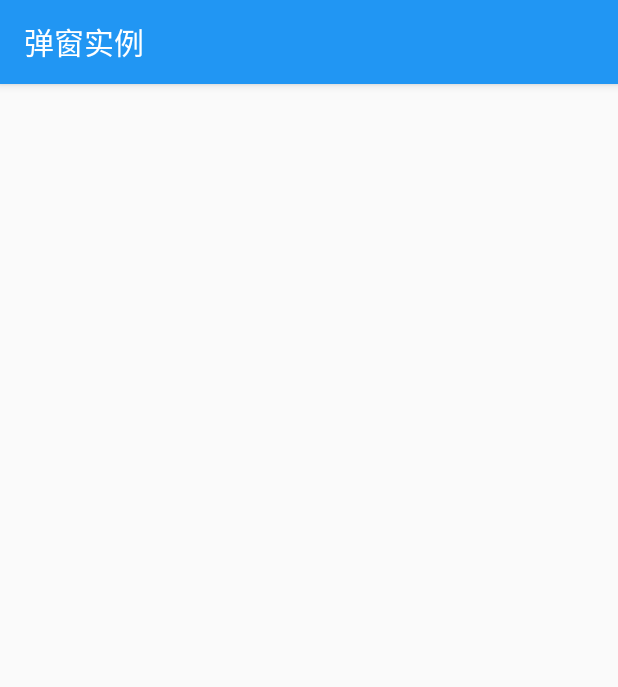
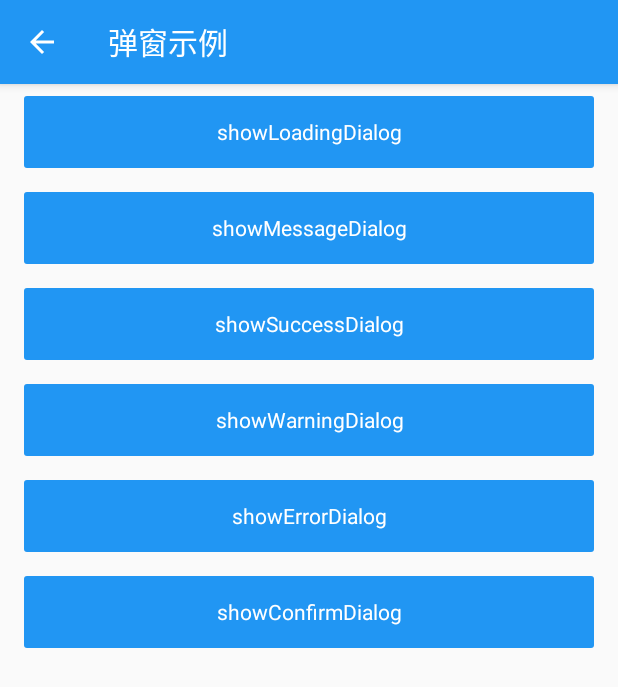
Before and after one commit to aohanyao/Android-development-framework-evolution, an Android app: the DialogExampleActivity screen opened directly, with no data from a screen before it, on a phone screen of 412 x 824 dp. Shown: the top 687 px of the screen. Run offline under Robolectric (Android 15) with nearby library versions, the phone set to English and light mode, and no system bars.

Commit message:
add DialogExampleActivity
add DialogExampleActivity

```diff
--- a/app/src/main/java/com/road/of/android/moudle/example/DialogExampleActivity.java
+++ b/app/src/main/java/com/road/of/android/moudle/example/DialogExampleActivity.java
@@ -1,20 +1,100 @@
 package com.road.of.android.moudle.example;
 
 import android.os.Bundle;
+import android.support.v7.app.AlertDialog;
 import android.support.v7.app.AppCompatActivity;
 import android.support.v7.widget.Toolbar;
+import android.view.View;
+import android.widget.Toast;
 
 import com.road.of.android.R;
+import com.td.framework.module.dialog.DialogHelper;
+import com.td.framework.module.dialog.inf.OnDialogCancelListener;
+import com.td.framework.module.dialog.inf.OnDialogConfirmListener;
 
-public class DialogExampleActivity extends AppCompatActivity {
+public class DialogExampleActivity extends AppCompatActivity implements OnDialogCancelListener {
+
+    private DialogHelper mDialogHelper;
 
     @Override
     protected void onCreate(Bundle savedInstanceState) {
         super.onCreate(savedInstanceState);
         setContentView(R.layout.activity_dialog_example);
+        initToolBar();
+
+        if (mDialogHelper == null) {
+            mDialogHelper = new DialogHelper(DialogExampleActivity.this, this);
+        }
+    }
+
+    /**
+     * toolbar
+     */
+    private void initToolBar() {
         Toolbar toolbar = (Toolbar) findViewById(R.id.toolbar);
+        toolbar.setNavigationIcon(R.drawable.ic_arrow_back_white_24dp);
+        toolbar.setNavigationOnClickListener(new View.OnClickListener() {
+            @Override
+            public void onClick(View v) {
+                finish();
+            }
+        });
         setSupportActionBar(toolbar);
+    }
+
+
+    public void showLoadingDialog(View view) {
+        mDialogHelper.showLoadingDialog("LoadingDialog");
+    }
+
+    public void showMessageDialog(View view) {
+        mDialogHelper.showMessageDialog("MessageDialog", new OnDialogConfirmListener() {
+            @Override
+            public void onDialogConfirmListener(AlertDialog dialog) {
+                showToast("MessageDialog callBack");
+            }
+        });
+    }
+
+    public void showSuccessDialog(View view) {
+        mDialogHelper.showSuccessDialog("SuccessDialog", new OnDialogConfirmListener() {
+            @Override
+            public void onDialogConfirmListener(AlertDialog dialog) {
+                showToast("SuccessDialog callBack");
+            }
+        });
+    }
+
+    public void showWarningDialog(View view) {
+        mDialogHelper.showWarningDialog("WarningDialog", new OnDialogConfirmListener() {
+            @Override
+            public void onDialogConfirmListener(AlertDialog dialog) {
+                showToast("WarningDialog callBack");
+            }
+        });
+    }
+
+    public void showErrorDialog(View view) {
+        mDialogHelper.showErrorDialog("ErrorDialog", new OnDialogConfirmListener() {
+            @Override
+            public void onDialogConfirmListener(AlertDialog dialog) {
+                showToast("ErrorDialog callBack");
+            }
+        });
+    }
+
+    public void showConfirmDialog(View view) {
+//        mDialogHelper.showConfirmDialog("ConfirmDialog");
+    }
+
+
+    private void showToast(String msg) {
+        Toast.makeText(this, msg, Toast.LENGTH_SHORT).show();
 
     }
 
+    @Override
+    public void onDialogCancelListener(AlertDialog dialog) {
+        Toast.makeText(this, "弹窗关闭", Toast.LENGTH_SHORT).show();
+    }
 }
--- /dev/null
+++ b/app/src/main/res/drawable/ic_arrow_back_white_24dp.xml
@@ -0,0 +1,5 @@
+<vector android:height="24dp" android:tint="#FFFFFF"
+    android:viewportHeight="24.0" android:viewportWidth="24.0"
+    android:width="24dp" xmlns:android="http://schemas.android.com/apk/res/android">
+    <path android:fillColor="#FF000000" android:pathData="M20,11H7.83l5.59,-5.59L12,4l-8,8 8,8 1.41,-1.41L7.83,13H20v-2z"/>
+</vector>
--- a/app/src/main/res/layout/content_dialog_example.xml
+++ b/app/src/main/res/layout/content_dialog_example.xml
@@ -1,5 +1,5 @@
 <?xml version="1.0" encoding="utf-8"?>
-<LinearLayout xmlns:android="http://schemas.android.com/apk/res/android"
+<android.support.v4.widget.NestedScrollView xmlns:android="http://schemas.android.com/apk/res/android"
     xmlns:app="http://schemas.android.com/apk/res-auto"
     xmlns:tools="http://schemas.android.com/tools"
     android:layout_width="match_parent"
@@ -9,4 +9,43 @@
     tools:context=".moudle.example.DialogExampleActivity"
     tools:showIn="@layout/activity_dialog_example">
 
-</LinearLayout>
+
+    <LinearLayout
+        android:layout_width="match_parent"
+        android:layout_height="wrap_content"
+        android:orientation="vertical">
+
+        <TextView
+            style="@style/ButtonClickStyle"
+            android:onClick="showLoadingDialog"
+            android:text="showLoadingDialog" />
+
+        <TextView
+            style="@style/ButtonClickStyle"
+            android:onClick="showMessageDialog"
+            android:text="showMessageDialog" />
+
+        <TextView
+            style="@style/ButtonClickStyle"
+            android:onClick="showSuccessDialog"
+            android:text="showSuccessDialog" />
+
+        <TextView
+            style="@style/ButtonClickStyle"
+            android:onClick="showWarningDialog"
+            android:text="showWarningDialog" />
+
+        <TextView
+            style="@style/ButtonClickStyle"
+            android:onClick="showErrorDialog"
+            android:text="showErrorDialog" />
+
+        <TextView
+            style="@style/ButtonClickStyle"
+            android:onClick="showConfirmDialog"
+            android:text="showConfirmDialog" />
+
+
+    </LinearLayout>
+
+</android.support.v4.widget.NestedScrollView>
--- a/app/src/main/res/values/strings.xml
+++ b/app/src/main/res/values/strings.xml
@@ -1,5 +1,5 @@
 <resources>
     <string name="app_name">RoadOfAndroid</string>
     <string name="action_settings">Settings</string>
-    <string name="title_activity_dialog_example">弹窗实例</string>
+    <string name="title_activity_dialog_example">弹窗示例</string>
 </resources>
--- a/app/src/main/res/values/styles.xml
+++ b/app/src/main/res/values/styles.xml
@@ -17,4 +17,16 @@
 
     <style name="AppTheme.PopupOverlay" parent="ThemeOverlay.AppCompat.Light" />
 
+    <style name="ButtonClickStyle">
+        <item name="android:layout_width">match_parent</item>
+        <item name="android:layout_height">48dp</item>
+        <item name="android:layout_marginBottom">8dp</item>
+        <item name="android:layout_marginTop">8dp</item>
+        <item name="android:layout_marginLeft">@dimen/margin</item>
+        <item name="android:layout_marginRight">@dimen/margin</item>
+        <item name="android:background">@drawable/bg_login_botton</item>
+        <item name="android:gravity">center</item>
+        <item name="android:textColor">@color/white</item>
+    </style>
+
 </resources>
--- a/library-core/src/main/java/com/td/framework/module/dialog/DialogHelper.java
+++ b/library-core/src/main/java/com/td/framework/module/dialog/DialogHelper.java
@@ -225,7 +225,7 @@ public class DialogHelper implements DialogInterface.OnCancelListener {
                     @Override
                     public void onClick(View v) {
                         if (confirmListener != null) {
-                            confirmListener.onDailogConfirmListener(mDialog);
+                            confirmListener.onDialogConfirmListener(mDialog);
                         }
                     }
                 });
@@ -283,7 +283,7 @@ public class DialogHelper implements DialogInterface.OnCancelListener {
     @Override
     public void onCancel(DialogInterface dialog) {
         if (mDialogCancelListener != null) {
-            mDialogCancelListener.onDailogCancelListener(mDialog);
+            mDialogCancelListener.onDialogCancelListener(mDialog);
         }
     }
 }
--- a/library-core/src/main/java/com/td/framework/module/dialog/inf/OnDialogCancelListener.java
+++ b/library-core/src/main/java/com/td/framework/module/dialog/inf/OnDialogCancelListener.java
@@ -11,5 +11,5 @@ public interface OnDialogCancelListener {
      *
      * @param dialog 弹窗
      */
-    void onDailogCancelListener(AlertDialog dialog);
+    void onDialogCancelListener(AlertDialog dialog);
 }
--- a/library-core/src/main/java/com/td/framework/module/dialog/inf/OnDialogConfirmListener.java
+++ b/library-core/src/main/java/com/td/framework/module/dialog/inf/OnDialogConfirmListener.java
@@ -10,5 +10,5 @@ public interface OnDialogConfirmListener {
      * 确定按钮点击的回调
      * @param dialog 弹窗
      */
-    void onDailogConfirmListener(AlertDialog dialog);
+    void onDialogConfirmListener(AlertDialog dialog);
 }
```
Also changed, not shown: app/src/main/java/com/road/of/android/moudle/user/LoginActivity.java (+11 -0 lines), app/src/main/res/layout/activity_login.xml (+10 -0 lines).
